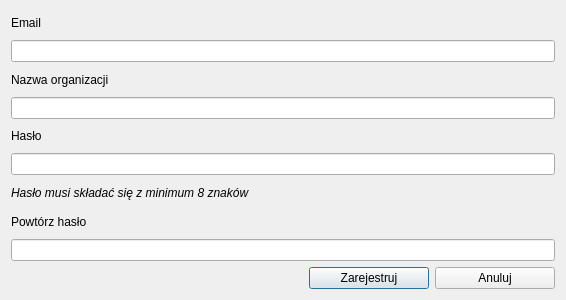
The window that gissupport_plugin/modules/usemaps_lite/ui/register.ui (gis-support/gis-support-plugin) describes before a commit, drawn with Qt 5.
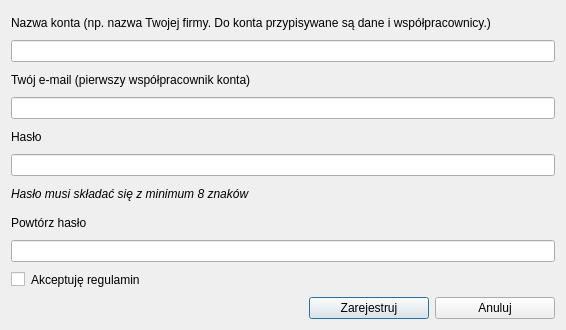
The same window after the commit. Custom widgets are drawn as their Qt base class.

The edit to the form file:
```diff
--- a/gissupport_plugin/modules/usemaps_lite/ui/register.ui
+++ b/gissupport_plugin/modules/usemaps_lite/ui/register.ui
@@ -7,45 +7,45 @@
     <x>0</x>
     <y>0</y>
     <width>566</width>
-    <height>300</height>
+    <height>330</height>
    </rect>
   </property>
   <property name="minimumSize">
    <size>
     <width>566</width>
-    <height>300</height>
+    <height>330</height>
    </size>
   </property>
   <property name="maximumSize">
    <size>
     <width>566</width>
-    <height>300</height>
+    <height>330</height>
    </size>
   </property>
   <property name="windowTitle">
    <string>Rejestracja</string>
   </property>
   <layout class="QVBoxLayout" name="verticalLayout">
-   <item>
-    <widget class="QLabel" name="email_label">
-     <property name="text">
-      <string>Email</string>
-     </property>
-    </widget>
-   </item>
-   <item>
-    <widget class="QLineEdit" name="reg_email_line"/>
-   </item>
    <item>
     <widget class="QLabel" name="orgname_label">
      <property name="text">
-      <string>Nazwa organizacji</string>
+      <string>Nazwa konta (np. nazwa Twojej firmy. Do konta przypisywane są dane i współpracownicy.)</string>
      </property>
     </widget>
    </item>
    <item>
     <widget class="QLineEdit" name="reg_orgname_line"/>
    </item>
+   <item>
+    <widget class="QLabel" name="reg_email_label">
+     <property name="text">
+      <string>Twój e-mail (pierwszy współpracownik konta)</string>
+     </property>
+    </widget>
+   </item>
+   <item>
+    <widget class="QLineEdit" name="reg_email_line"/>
+   </item>
    <item>
     <widget class="QLabel" name="password_label">
      <property name="text">
@@ -78,6 +78,43 @@
    <item>
     <widget class="QgsPasswordLineEdit" name="reg_pwd_again_line"/>
    </item>
+   <item>
+    <layout class="QHBoxLayout" name="horizontalLayout_terms">
+     <property name="leftMargin">
+      <number>0</number>
+     </property>
+    <item>
+      <widget class="QCheckBox" name="terms_checkbox">
+       <property name="text">
+        <string/>
+       </property>
+      </widget>
+     </item>
+     <item>
+      <widget class="QLabel" name="terms_label">
+       <property name="text">
+        <string>Akceptuję regulamin</string>
+       </property>
+       <property name="openExternalLinks">
+        <bool>true</bool>
+       </property>
+      </widget>
+     </item>
+     <item>
+      <spacer name="horizontalSpacer_2">
+       <property name="orientation">
+        <enum>Qt::Horizontal</enum>
+       </property>
+       <property name="sizeHint" stdset="0">
+        <size>
+         <width>40</width>
+         <height>20</height>
+        </size>
+       </property>
+      </spacer>
+     </item>
+    </layout>
+   </item>
    <item>
     <layout class="QHBoxLayout" name="horizontalLayout">
      <item>
```
Left out of the diff: 2 changed lines with no effect on the pictures.
